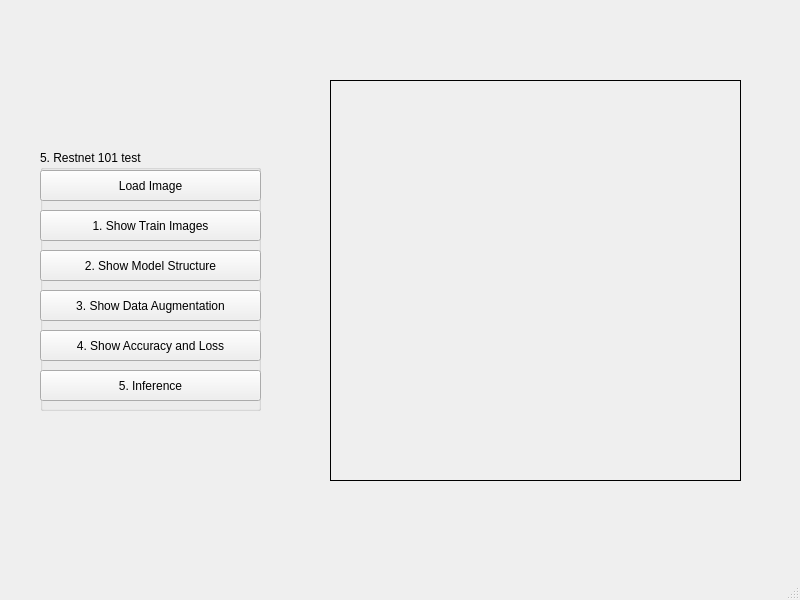
Qt form Hw1-2/cvdl_hw1-2-5.ui (SnaKey0u0/2022CVDL) before a commit.
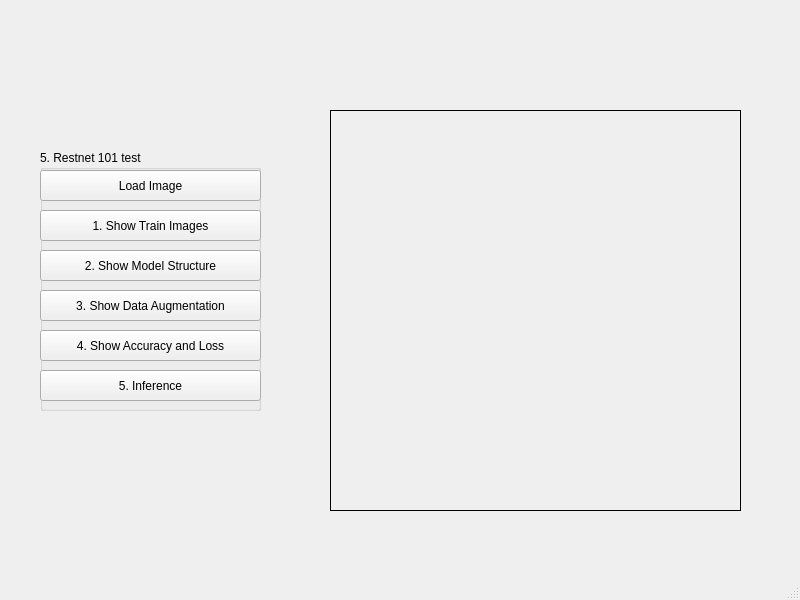
The same form after that commit.

Commit message: add confidence above img

Patch:
```diff
--- a/Hw1-2/cvdl_hw1-2-5.ui
+++ b/Hw1-2/cvdl_hw1-2-5.ui
@@ -109,7 +109,7 @@
     <property name="geometry">
      <rect>
       <x>330</x>
-      <y>80</y>
+      <y>110</y>
       <width>411</width>
       <height>401</height>
      </rect>
@@ -124,10 +124,10 @@
    <widget class="QLabel" name="label_2">
     <property name="geometry">
      <rect>
-      <x>490</x>
+      <x>330</x>
       <y>40</y>
-      <width>121</width>
-      <height>31</height>
+      <width>411</width>
+      <height>51</height>
      </rect>
     </property>
     <property name="text">
```
The commit also changes 2 other files.
